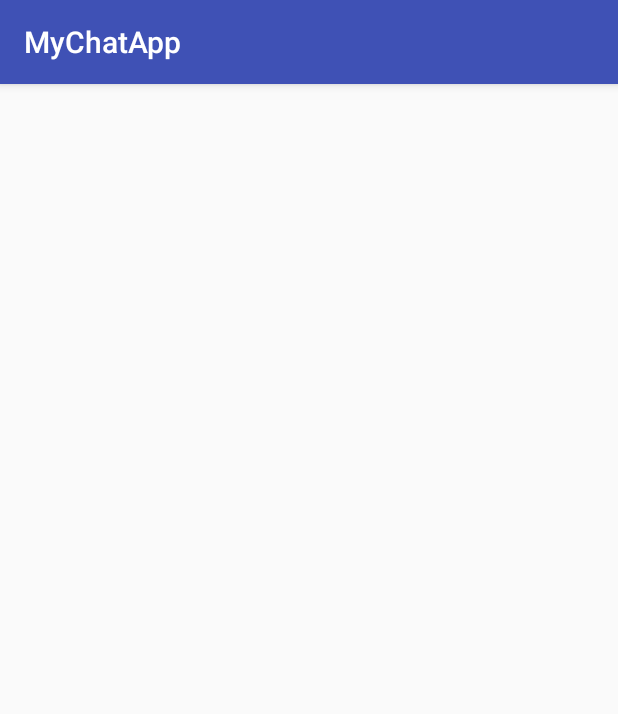
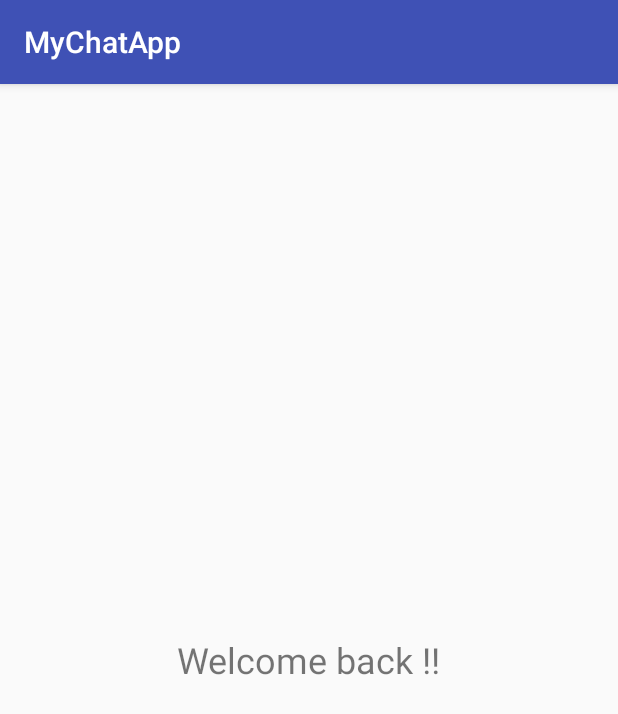
Before and after one commit to jimmy90321/MyChatApp, an Android app: the MainActivity screen opened directly, with no data from a screen before it, on a phone screen of 412 x 824 dp. Shown: the top 714 px of the screen. Run offline under Robolectric (Android 15) with nearby library versions, the phone set to English and light mode, and no system bars.

```diff
--- a/MyChatApp/app/src/main/java/com/example/jimmy/mychatapp/user/getUserByEmailTask.java
+++ b/MyChatApp/app/src/main/java/com/example/jimmy/mychatapp/user/getUserByEmailTask.java
@@ -35,7 +35,7 @@ public class getUserByEmailTask extends AsyncTask<Object,Integer,String> {
         HttpURLConnection connection = (HttpURLConnection) new URL(url).openConnection();
         connection.setRequestMethod("GET");
         connection.setRequestProperty("Content-length","0");
-        connection.setUseCaches(false);
+        connection.setUseCaches(true);
         connection.setAllowUserInteraction(false);
 
         //set Timeout
--- a/MyChatApp/app/src/main/res/layout/activity_main.xml
+++ b/MyChatApp/app/src/main/res/layout/activity_main.xml
@@ -1,9 +1,25 @@
 <?xml version="1.0" encoding="utf-8"?>
-<android.support.constraint.ConstraintLayout xmlns:android="http://schemas.android.com/apk/res/android"
+<RelativeLayout xmlns:android="http://schemas.android.com/apk/res/android"
     xmlns:app="http://schemas.android.com/apk/res-auto"
     xmlns:tools="http://schemas.android.com/tools"
     android:layout_width="match_parent"
     android:layout_height="match_parent"
     tools:context="com.example.jimmy.mychatapp.MainActivity">
 
-</android.support.constraint.ConstraintLayout>
+    <TextView
+        android:id="@+id/tv_welcome"
+        android:layout_width="wrap_content"
+        android:layout_height="wrap_content"
+        android:text="Welcome back !!"
+        android:layout_centerInParent="true"
+        android:textSize="24sp"/>
+    <TextView
+        android:id="@+id/tv_username"
+        android:layout_width="wrap_content"
+        android:layout_height="wrap_content"
+        android:textSize="24sp"
+        android:layout_below="@id/tv_welcome"
+        android:layout_centerInParent="true"
+        android:text=""/>
+
+</RelativeLayout>
--- a/MyChatApp/app/src/main/res/layout/login.xml
+++ b/MyChatApp/app/src/main/res/layout/login.xml
@@ -65,7 +65,8 @@
                 android:layout_width="match_parent"
                 android:layout_height="wrap_content"
                 android:layout_marginTop="5dp"
-                android:singleLine="true" />
+                android:singleLine="true"
+                android:inputType="textPassword"/>
 
             <Button
                 android:id="@+id/btn_login"
--- a/MyChatApp/app/src/main/res/layout/register.xml
+++ b/MyChatApp/app/src/main/res/layout/register.xml
@@ -121,6 +121,7 @@
                 android:layout_height="wrap_content"
                 android:layout_marginTop="5dp"
                 android:singleLine="true"
+                android:hint="(非必要)"
                 />
 
             <Button
@@ -130,7 +131,8 @@
                 android:layout_gravity="center_horizontal"
                 android:layout_marginTop="15dp"
                 android:text="Register New Account"
-                android:textAllCaps="false"/>
+                android:textAllCaps="false"
+                android:onClick="Register"/>
 
             <TextView
                 android:layout_width="wrap_content"
```
Also changed, not shown: MyChatApp/app/src/main/java/com/example/jimmy/mychatapp/RegisterActivity.java (+54 -1 lines), MyChatApp/app/src/main/java/com/example/jimmy/mychatapp/common/user.java (+5 -5 lines), MyChatApp/app/src/main/java/com/example/jimmy/mychatapp/user/createUserTask.java (added, +65 -0 lines).
